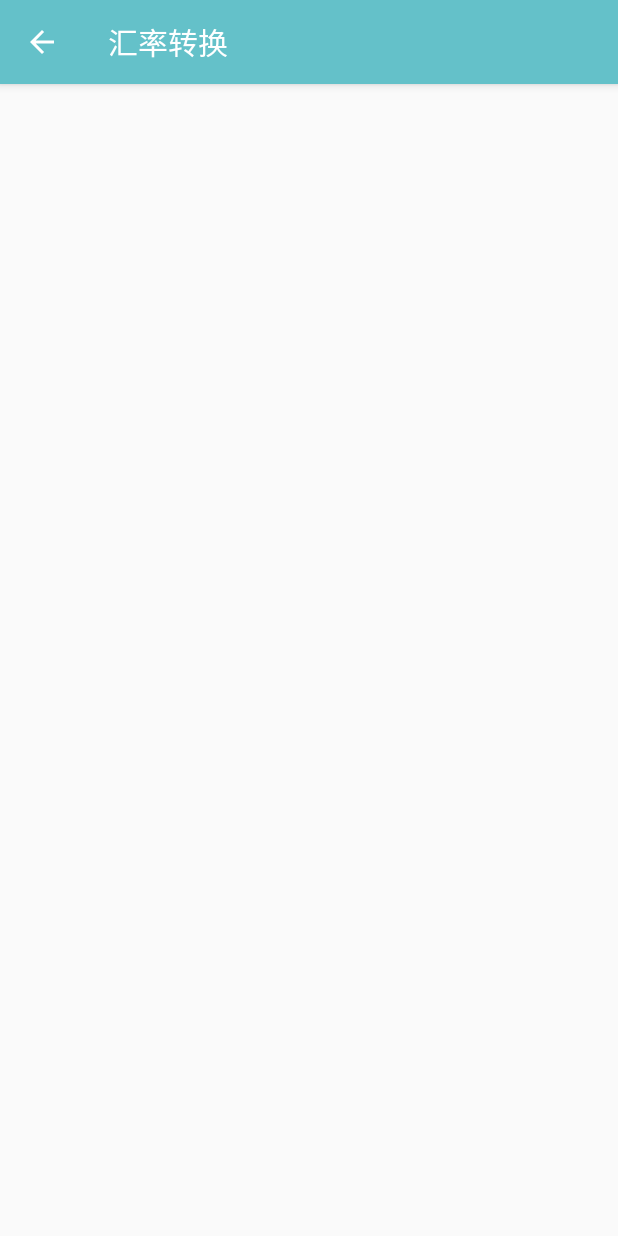
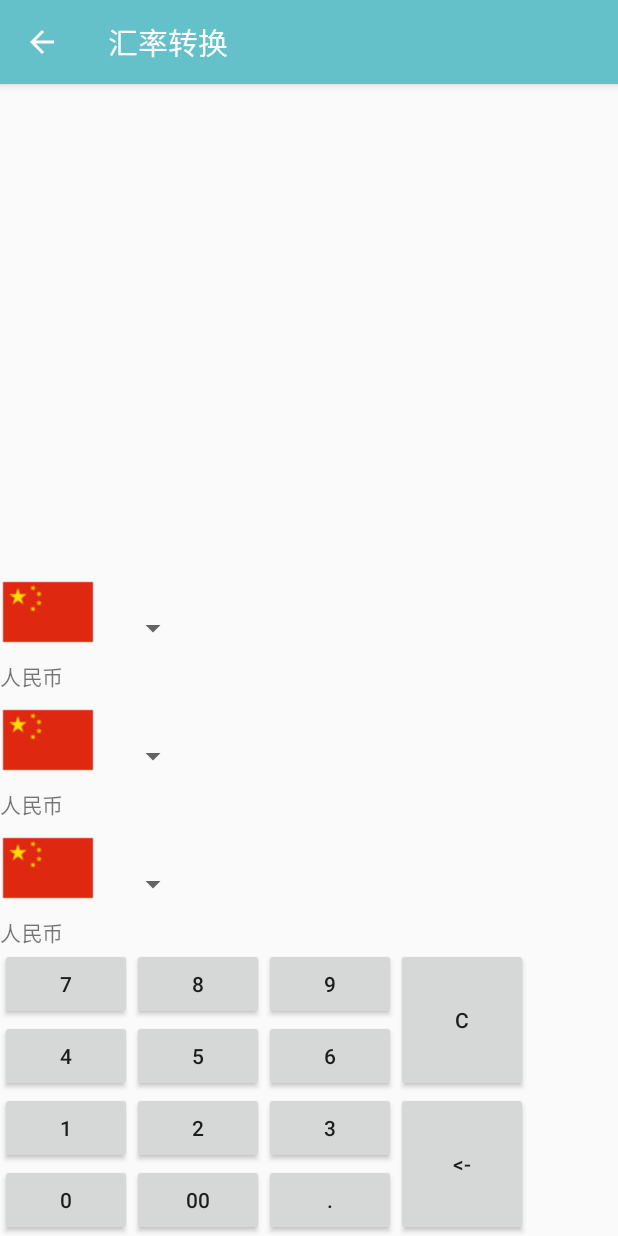
Before and after one commit to 20141673/SuperCalculator, an Android app: the ExchageRateActivity screen opened directly, with no data from a screen before it, on a phone screen of 412 x 824 dp. Run offline under Robolectric (Android 15) with nearby library versions, the phone set to English and light mode, and no system bars.

Commit message:
汇率转换界面

```diff
--- a/app/src/main/java/com/cqu/supercalculator/ExchageRateActivity.java
+++ b/app/src/main/java/com/cqu/supercalculator/ExchageRateActivity.java
@@ -2,13 +2,50 @@ package com.cqu.supercalculator;
 
 import android.support.v7.app.AppCompatActivity;
 import android.os.Bundle;
+import android.widget.SimpleAdapter;
+import android.widget.Spinner;
+
+import java.util.ArrayList;
+import java.util.HashMap;
+import java.util.List;
+import java.util.Map;
+import java.util.Objects;
 
 public class ExchageRateActivity extends AppCompatActivity {
-
+    private Spinner exchangeSpinner1;
+    private Spinner exchangeSpinner2;
+    private Spinner exchangeSpinner3;
     @Override
     protected void onCreate(Bundle savedInstanceState) {
         super.onCreate(savedInstanceState);
         setContentView(R.layout.activity_exchangerate);
+        exchangeSpinner1 = (Spinner) findViewById(R.id.spi_CurrencyType1);
+        exchangeSpinner2 = (Spinner) findViewById(R.id.spi_CurrencyType2);
+        exchangeSpinner3 = (Spinner) findViewById(R.id.spi_CurrencyType3);
+        SimpleAdapter simpleAdapter = new SimpleAdapter(this, getListData(), R.layout.spinneritem, new String[]{"CurrencyPic", "CurrencyText"}, new int[]{R.id.ivCurrency, R.id.tvCurrency});
+        exchangeSpinner1.setAdapter(simpleAdapter);
+        exchangeSpinner2.setAdapter(simpleAdapter);
+        exchangeSpinner3.setAdapter(simpleAdapter);
+    }
+    public List<Map<String,Object>> getListData(){
+        List<Map<String, Object>> list = new ArrayList<Map<String, Object>>();
+        HashMap<String, Object> map = new HashMap<String, Object>();
+        map.put("CurrencyPic",R.drawable.chineseflag);
+        map.put("CurrencyText","人民币");
+        list.add(map);
+        HashMap<String, Object> map1 = new HashMap<String, Object>();
+        map1.put("CurrencyPic",R.drawable.macau);
+        map1.put("CurrencyText","澳元");
+        list.add(map1);
+        HashMap<String, Object> map2 = new HashMap<String, Object>();
+        map2.put("CurrencyPic",R.drawable.hongkong);
+        map2.put("CurrencyText","港币");
+        list.add(map2);
+        HashMap<String, Object> map3 = new HashMap<String, Object>();
+        map3.put("CurrencyPic",R.drawable.america);
+        map3.put("CurrencyText","美元");
+        list.add(map3);
+        return list;
     }
 
 }
--- a/app/src/main/res/layout/activity_exchangerate.xml
+++ b/app/src/main/res/layout/activity_exchangerate.xml
@@ -1,10 +1,124 @@
 <?xml version="1.0" encoding="utf-8"?>
-<android.support.constraint.ConstraintLayout
-    xmlns:android="http://schemas.android.com/apk/res/android"
-    xmlns:app="http://schemas.android.com/apk/res-auto"
-    xmlns:tools="http://schemas.android.com/tools"
+<TableLayout xmlns:android="http://schemas.android.com/apk/res/android"
+    android:orientation="vertical"
     android:layout_width="match_parent"
-    android:layout_height="match_parent"
-    tools:context="com.cqu.supercalculator.ExchageRateActivity">
+    android:layout_height="wrap_content"
+    android:layout_gravity="bottom">
+    <TableRow>
+        <LinearLayout
+            android:layout_width="match_parent"
+            android:orientation="horizontal">
+    <Spinner
+        android:layout_height="wrap_content"
+        android:layout_width="match_parent"
+        android:id="@+id/spi_CurrencyType1">
+    </Spinner>
+        <TextView
+            android:layout_height="match_parent"
+            android:layout_width="match_parent"
+            android:layout_gravity="right|fill_horizontal"
+            android:gravity="right"
+            android:text="元"
+            />
+        </LinearLayout>
+    </TableRow>
+    <TableRow>
+    <Spinner
+        android:layout_width="wrap_content"
+        android:entries="@array/CurrencyType"
+        android:id="@+id/spi_CurrencyType2">
+    </Spinner>
+        <TextView />
+    </TableRow>
+    <TableRow>
+    <Spinner
+        android:layout_width="wrap_content"
+        android:entries="@array/CurrencyType"
+        android:id="@+id/spi_CurrencyType3">
+    </Spinner>
+        <TextView />
+    </TableRow>
+    <TableLayout
+        android:layout_width="match_parent"
+        android:layout_height="wrap_content"
+        android:layout_weight="3">
+        <TableLayout>
+            <TableRow>
+                <TableLayout>
+                    <TableRow>
+                        <Button
+                            android:id="@+id/exchangeRateSeven"
+                            android:text="7"/>
+                        <Button
+                            android:id="@+id/exchangeRateEight"
+                            android:text="8"/>
+                        <Button
+                            android:id="@+id/exchangeRateNine"
+                            android:text="9"
+                            />
 
-</android.support.constraint.ConstraintLayout>
+                    </TableRow>
+                    <TableRow>
+                        <Button
+                            android:id="@+id/exchangeRateFour"
+                            android:text="4"/>
+                        <Button
+                            android:id="@+id/exchangeRateFive"
+                            android:text="5"/>
+                        <Button
+                            android:id="@+id/exchangeRateSix"
+                            android:text="6"/>
+                    </TableRow>
+                </TableLayout>
+                <GridLayout
+                    android:rowCount="1"
+                    android:columnCount="1"
+                    android:layout_height="match_parent">
+                    <Button
+                        android:layout_gravity="fill"
+                        android:text="C"
+                        android:layout_height="fill_parent"/>
+                </GridLayout>
+            </TableRow>
+        </TableLayout>
+    </TableLayout>
+    <TableLayout
+        android:layout_height="wrap_content"
+        android:layout_width="wrap_content">
+        <TableRow>
+            <TableLayout>
+                <TableRow>
+                    <Button
+                        android:id="@+id/exchangeRateOne"
+                        android:text="1"/>
+                    <Button
+                        android:id="@+id/exchangeRateTwo"
+                        android:text="2"/>
+                    <Button
+                        android:id="@+id/exchangeRateThree"
+                        android:text="3"/>
+                </TableRow>
+                <TableRow>
+                    <Button
+                        android:id="@+id/exchangeRateZero"
+                        android:text="0"/>
+                    <Button
+                        android:id="@+id/exchangeRateDoubleZero"
+                        android:text="00"/>
+                    <Button
+                        android:id="@+id/exchangeRatePoint"
+                        android:text="."/>
+                </TableRow>
+            </TableLayout>
+            <GridLayout
+                android:rowCount="1"
+                android:columnCount="1"
+                android:layout_height="match_parent">
+                <Button
+                    android:layout_gravity="fill"
+                    android:text="@string/returnicon"
+                    android:layout_height="fill_parent"/>
+            </GridLayout>
+        </TableRow>
+    </TableLayout>
+</TableLayout>
--- a/app/src/main/res/layout/content_simplelayout.xml
+++ b/app/src/main/res/layout/content_simplelayout.xml
@@ -105,4 +105,5 @@
             </GridLayout>
         </TableRow>
     </TableLayout>
+
 </TableLayout>
--- /dev/null
+++ b/app/src/main/res/layout/spinneritem.xml
@@ -0,0 +1,13 @@
+<?xml version="1.0" encoding="utf-8"?>
+<LinearLayout xmlns:android="http://schemas.android.com/apk/res/android"
+    android:orientation="vertical" android:layout_width="match_parent"
+    android:layout_height="match_parent">
+    <ImageView
+        android:layout_width="wrap_content"
+        android:layout_height="wrap_content"
+        android:id="@+id/ivCurrency"/>
+<TextView
+    android:layout_width="wrap_content"
+    android:layout_height="wrap_content"
+    android:id="@+id/tvCurrency"/>
+</LinearLayout>
--- /dev/null
+++ b/app/src/main/res/values/spinnerdata.xml
@@ -0,0 +1,11 @@
+<?xml version="1.0" encoding="utf-8"?>
+<resources xmlns:android="http://schemas.android.com/tools">
+    <string-array name="CurrencyType">
+        <item>人民币</item>
+        <item>港元</item>
+        <item>美元</item>
+        <item>日元</item>
+        <item>台币</item>
+        <item>欧元</item>
+    </string-array>
+</resources>
```
Also changed, not shown: app/src/main/res/drawable/america.png (added), app/src/main/res/drawable/chineseflag.png (added), app/src/main/res/drawable/hongkong.png (added), app/src/main/res/drawable/macau.png (added).
